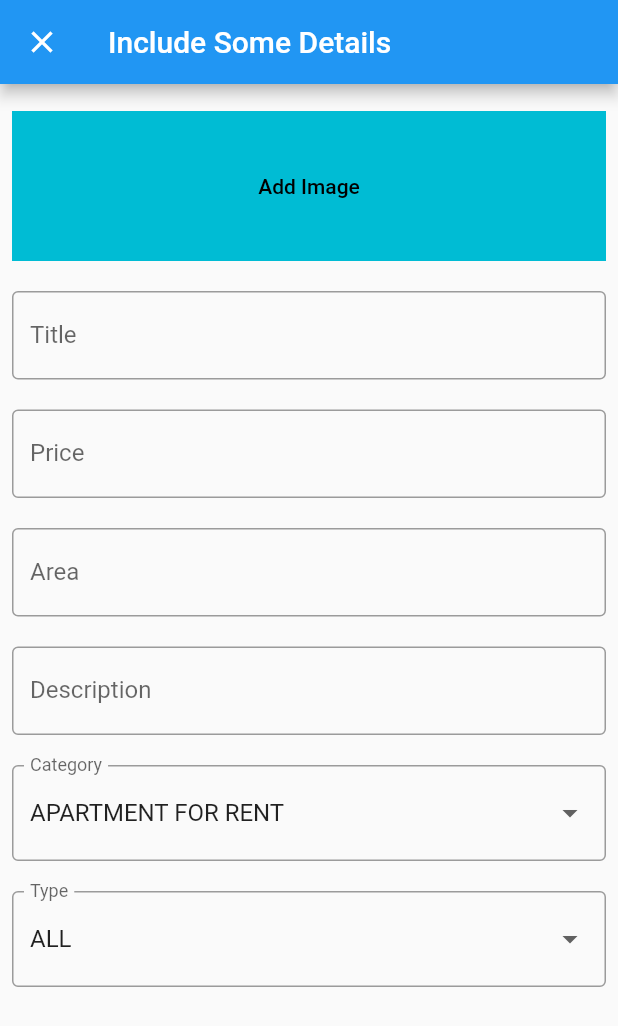
After one commit to lovren43/semsark, a Flutter app: the CreateAd screen opened directly, on a phone screen of 412 x 824 dp. The commit adds this screen. Shown: the top 1026 px of the screen. Run offline on Flutter 3.47's test engine with Material 2 defaults, Android fonts, the phone set to English and light mode, and no system bars; our stand-ins replace curved_navigation_bar, geolocator, google_maps_flutter.

Commit message:
Add create Ad Screen

```diff
--- a/lib/main.dart
+++ b/lib/main.dart
@@ -1,5 +1,6 @@
 import 'package:flutter/material.dart';
 import 'package:semsark/screens/islam_screens/HomeScreen.dart';
+import 'package:semsark/screens/islam_screens/create_ad_screen.dart';
 import 'package:semsark/screens/islam_screens/helper.dart';
 import 'package:semsark/screens/joo_screens/SplashScreen.dart';
 
--- a/lib/screens/islam_screens/HomeScreen.dart
+++ b/lib/screens/islam_screens/HomeScreen.dart
@@ -2,6 +2,7 @@ import 'package:curved_navigation_bar/curved_navigation_bar.dart';
 import 'package:flutter/material.dart';
 import 'package:geolocator/geolocator.dart';
 import 'package:semsark/screens/islam_screens/chat.dart';
+import 'package:semsark/screens/islam_screens/create_ad_screen.dart';
 import 'package:semsark/screens/islam_screens/map_screen.dart';
 import 'package:semsark/screens/islam_screens/helper.dart';
 import 'package:semsark/screens/joo_screens/Profile.dart';
@@ -22,7 +23,7 @@ class _HomeScreen extends State<HomeScreen> {
 
   var widgets = [
     ChatScreen(res: 'Chat Screen'),
-    ChatScreen(res : 'Add Screen'),
+    CreateAd(),
     ChatScreen(res :"Notifications screen"),
     Profile()
   ];
--- /dev/null
+++ b/lib/screens/islam_screens/create_ad_screen.dart
@@ -0,0 +1,129 @@
+import 'package:flutter/cupertino.dart';
+import 'package:flutter/material.dart';
+
+class CreateAd extends StatefulWidget {
+  CreateAd({Key? key}) : super(key: key);
+
+  @override
+  State<CreateAd> createState() => _CreateAdState();
+}
+
+class _CreateAdState extends State<CreateAd> {
+  var defult_val = "ALL";
+  var defult_cat = "APARTMENT FOR RENT";
+  var type_key = GlobalKey() ;
+  var cat_key = GlobalKey() ;
+
+  dynamic types = ["ALL", "APARTMENT", "DUPLEX", "STUDIO"];
+  dynamic cat = ["APARTMENT FOR RENT", "APARTMENT FOR SELL"];
+
+  @override
+  Widget build(BuildContext context) {
+    return Scaffold(
+      appBar: AppBar(
+        leading: const Icon(Icons.close),
+        title: const Text("Include Some Details"),
+      ),
+      body: SingleChildScrollView(
+        child: Form(
+          child: Padding(
+            padding: const EdgeInsets.all(8.0),
+            child: Column(
+              children: [
+                const SizedBox(
+                  height: 10,
+                ),
+                Container(
+                  color: Colors.cyan,
+                  width: double.infinity,
+                  child: MaterialButton(
+                    onPressed: () {},
+                    height: 100,
+                    child: const Text("Add Image"),
+                    textColor: Colors.black,
+                  ),
+                ),
+                const SizedBox(
+                  height: 20,
+                ),
+                buildFormInput("Title", TextInputType.text),
+                const SizedBox(
+                  height: 20,
+                ),
+                buildFormInput(
+                    "Price", const TextInputType.numberWithOptions(decimal: true)),
+                const SizedBox(
+                  height: 20,
+                ),
+                buildFormInput("Area", TextInputType.number),
+                const SizedBox(
+                  height: 20,
+                ),
+                buildFormInput("Description", TextInputType.text),
+                const SizedBox(
+                  height: 20,
+                ),
+                DropdownButtonFormField(
+                  key: cat_key,
+                    decoration: const InputDecoration(
+                        border: OutlineInputBorder(),
+                        labelText: "Category"
+                    ),
+                    value: defult_cat,
+                    items: cat.map<DropdownMenuItem<String>>((String value) {
+                      return DropdownMenuItem<String>(
+                        value: value,
+                        child: Text(value),
+                      );
+                    }).toList(),
+                    onChanged: (newValue) {
+                      setState(() {
+                        defult_cat = newValue.toString();
+                      });
+                    }),
+                const SizedBox(
+                  height: 20,
+                ),
+                DropdownButtonFormField(
+                    key: type_key,
+                    decoration: const InputDecoration(
+                        border: OutlineInputBorder(),
+                        labelText: "Type"
+                    ),
+                    value: defult_val,
+                    items: types.map<DropdownMenuItem<String>>((String value) {
+                      return DropdownMenuItem<String>(
+                        value: value,
+                        child: Text(value),
+                      );
+                    }).toList(),
+                    onChanged: (newValue) {
+                      setState(() {
+                        defult_val = newValue.toString();
+                      });
+                    }),
+              ],
+            ),
+          ),
+        ),
+      ),
+    );
+  }
+}
+
+Widget buildFormInput(String txt, TextInputType txtInput) {
+  return TextFormField(
+    keyboardType: txtInput,
+    initialValue: "",
+    decoration: InputDecoration(
+      border: const OutlineInputBorder(),
+      labelText: txt,
+    ),
+    validator: (value) {
+      if (value == null || value.isEmpty) {
+        return 'Please enter $txt';
+      }
+      return null;
+    },
+  );
+}
--- a/lib/screens/joo_screens/SplashScreen.dart
+++ b/lib/screens/joo_screens/SplashScreen.dart
@@ -1,6 +1,7 @@
 import 'dart:async';
 
 import 'package:flutter/material.dart';
+import 'package:flutter/services.dart';
 import 'package:geolocator/geolocator.dart';
 import 'package:semsark/screens/islam_screens/HomeScreen.dart';
 
@@ -48,7 +49,7 @@ class _SplashScreenState extends State<SplashScreen> {
   }
   Future<void> _getCurrentPosition() async {
     final hasPermission = await _handleLocationPermission();
-    if (!hasPermission) return;
+    if (!hasPermission) SystemNavigator.pop();
     await Geolocator.getCurrentPosition(
         desiredAccuracy: LocationAccuracy.high)
         .then((Position position) {
```
Also changed, not shown: pubspec.lock.
